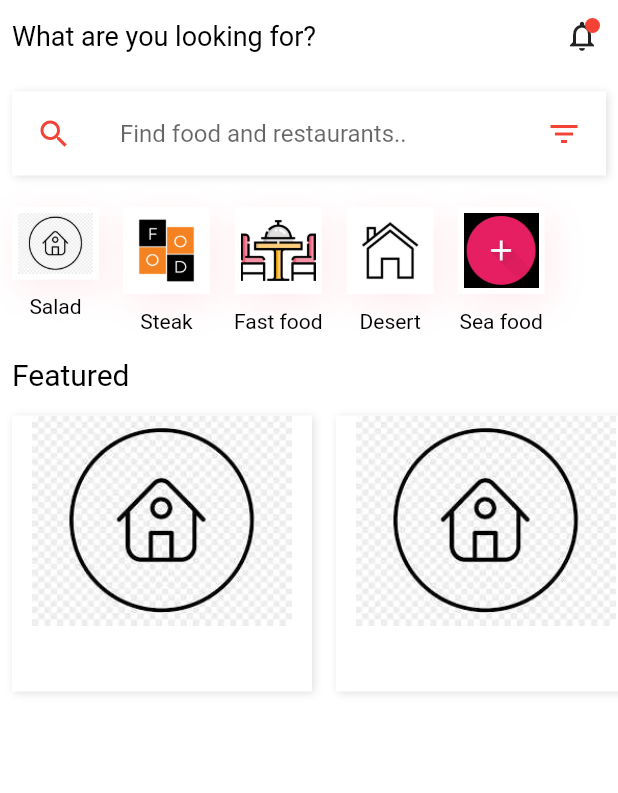
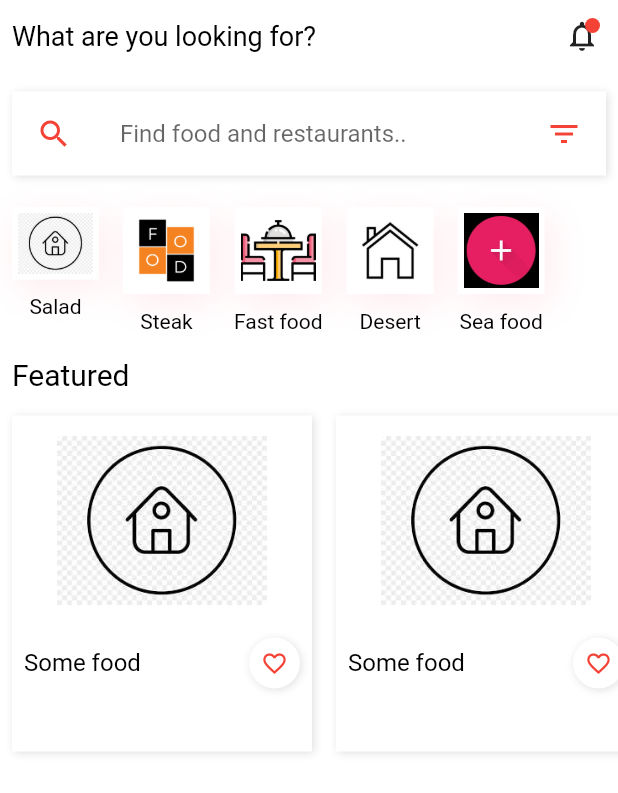
Before and after one commit to Crawford30/food_app_flutter, a Flutter app: the screen it shows after launch, on a phone screen of 412 x 824 dp. Shown: the top 793 px of the screen. Run offline on Flutter 3.47's test engine with Material 2 defaults, Android fonts, the phone set to English and light mode, and no system bars.

Commit message:
Featured product

```diff
--- a/lib/home.dart
+++ b/lib/home.dart
@@ -96,14 +96,14 @@ class _HomeState extends State<Home> {
             ),
 
            Container(
-             height: 200,
+             height: 240,
              child: ListView.builder(
                  scrollDirection: Axis.horizontal,
                  itemCount: 2,
                  itemBuilder: (_, index){
                return  Padding(padding: EdgeInsets.all(8),
                child: Container(
-                 height: 200,
+                 height: 240,
                  width: 200,
                  decoration: BoxDecoration(
                      color: white,
@@ -118,7 +118,34 @@ class _HomeState extends State<Home> {
                  child: Column(
 
                      children: <Widget> [
-                       Image.asset("images/home.jpg", height: 140,),
+                       Image.asset("images/home.jpg", height: 140, width:140),
+                       Row(
+                         mainAxisAlignment: MainAxisAlignment.spaceBetween,
+                         children: [
+                           Padding(
+                             padding: const EdgeInsets.all(8.0),
+                             child: customText(text: "Some food"),
+                           ),
+                         Padding(padding: EdgeInsets.all(8),
+                         child:   Container(
+                           decoration: BoxDecoration(
+                               borderRadius: BorderRadius.circular(20),
+                               color: white,
+                               boxShadow: [
+                                 BoxShadow(
+                                     color: grey[300],
+                                     offset: Offset(1,1),
+                                     blurRadius: 4
+                                 )
+                               ]
+                           ),
+                           child: Padding(
+                             padding: const EdgeInsets.all(8.0),
+                             child: Icon(Icons.favorite_border,color: red, size: 18,),
+                           ),
+                         ),)
+                         ],
+                       ),
                      ]
 
                  ),
```
